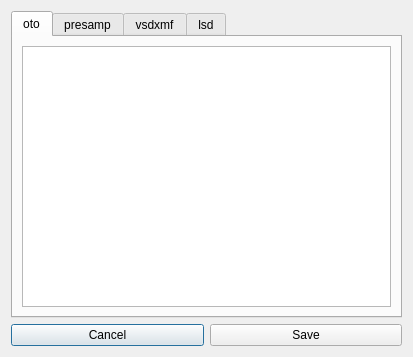
This is ui_files/preview_dialog.ui in RibosomeK/new_cvvc_generator as Qt 5 draws it before an edit. The edited form follows.
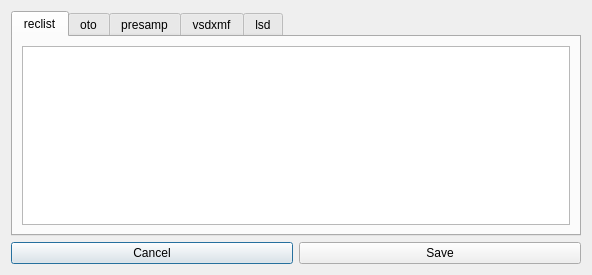
This is the edited form.

```diff
--- a/ui_files/preview_dialog.ui
+++ b/ui_files/preview_dialog.ui
@@ -6,8 +6,8 @@
    <rect>
     <x>0</x>
     <y>0</y>
-    <width>413</width>
-    <height>357</height>
+    <width>592</width>
+    <height>275</height>
    </rect>
   </property>
   <property name="windowTitle">
@@ -25,13 +25,31 @@
      <property name="currentIndex">
       <number>0</number>
      </property>
+     <widget class="QWidget" name="reclist_tab">
+      <attribute name="title">
+       <string>reclist</string>
+      </attribute>
+      <layout class="QVBoxLayout" name="verticalLayout_3">
+       <item>
+        <widget class="QTextEdit" name="reclist_textEdit">
+         <property name="readOnly">
+          <bool>true</bool>
+         </property>
+        </widget>
+       </item>
+      </layout>
+     </widget>
      <widget class="QWidget" name="oto_tab">
       <attribute name="title">
        <string>oto</string>
       </attribute>
-      <layout class="QHBoxLayout" name="horizontalLayout_2">
+      <layout class="QVBoxLayout" name="verticalLayout_4">
        <item>
-        <widget class="QListView" name="oto_listView"/>
+        <widget class="QTextEdit" name="oto_textEdit">
+         <property name="readOnly">
+          <bool>true</bool>
+         </property>
+        </widget>
        </item>
       </layout>
      </widget>
```
Left out of the diff: 22 changed lines with no effect on the pictures.
